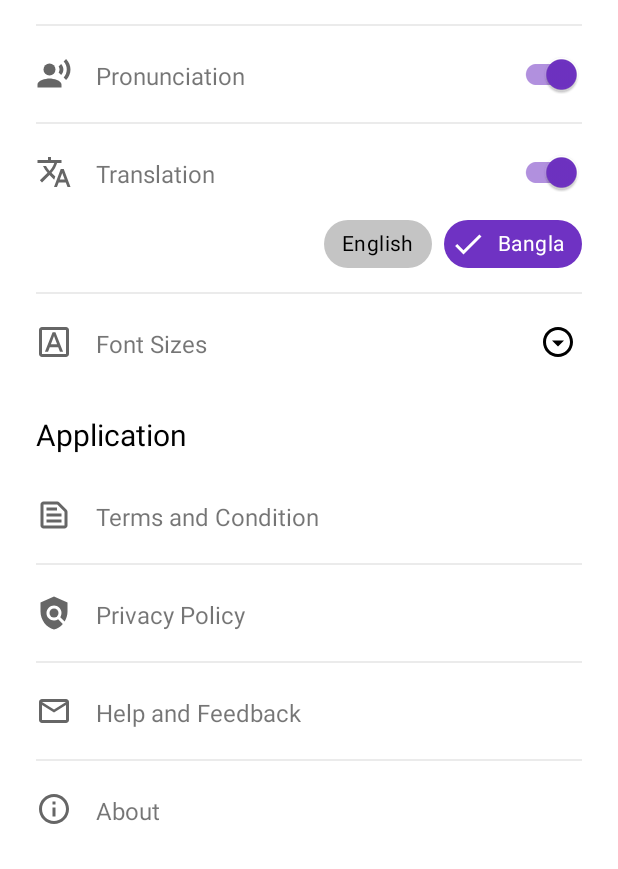
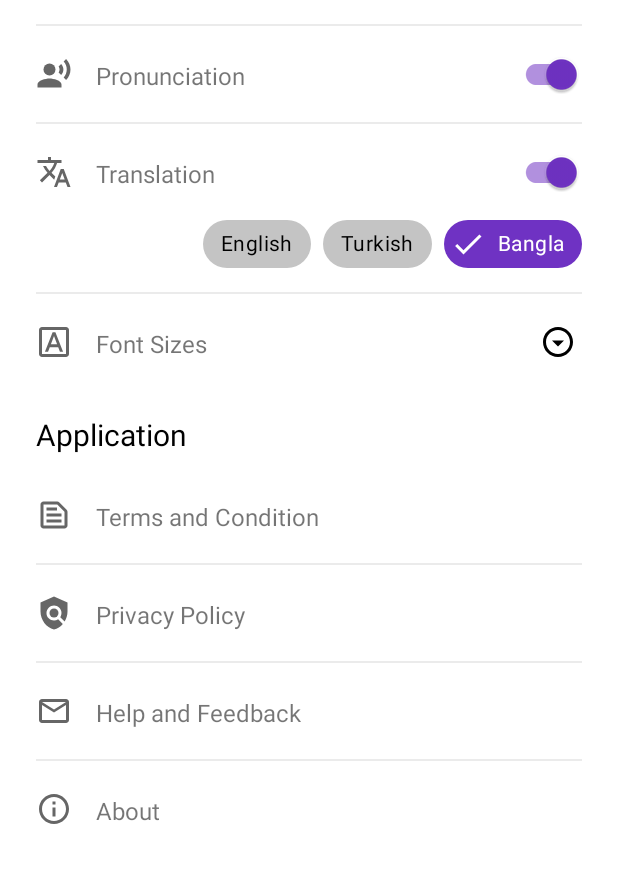
Before and after one commit to shamimcse1/Quran, an Android app: the SettingsActivity screen opened directly, with no data from a screen before it, scrolled down 198 dp, on a phone screen of 412 x 824 dp, the part 367-1236 px from its top. Run offline under Robolectric (Android 15) with nearby library versions, the phone set to English and light mode, and no system bars; our stand-ins replace AdMob, CircleImageView, Firebase (no records; nobody signed in at launch, a user with empty details on screens opened directly), sdp/ssp sizes; network calls fail; pictures from the network do not load; Roboto replaces fonts that are not available here.

Commit message:
Version 2(1.0.1)

```diff
--- a/app/src/main/res/layout/activity_settings.xml
+++ b/app/src/main/res/layout/activity_settings.xml
@@ -473,8 +473,7 @@
                             android:id="@+id/c_taisirul"
                             android:layout_width="wrap_content"
                             android:layout_height="wrap_content"
-                            android:text="Taisirul Quran"
-                            android:visibility="gone" />
+                            android:text="Turkish"/>
 
                         <com.google.android.material.chip.Chip
                             android:id="@+id/c_muhiuddin"
```
